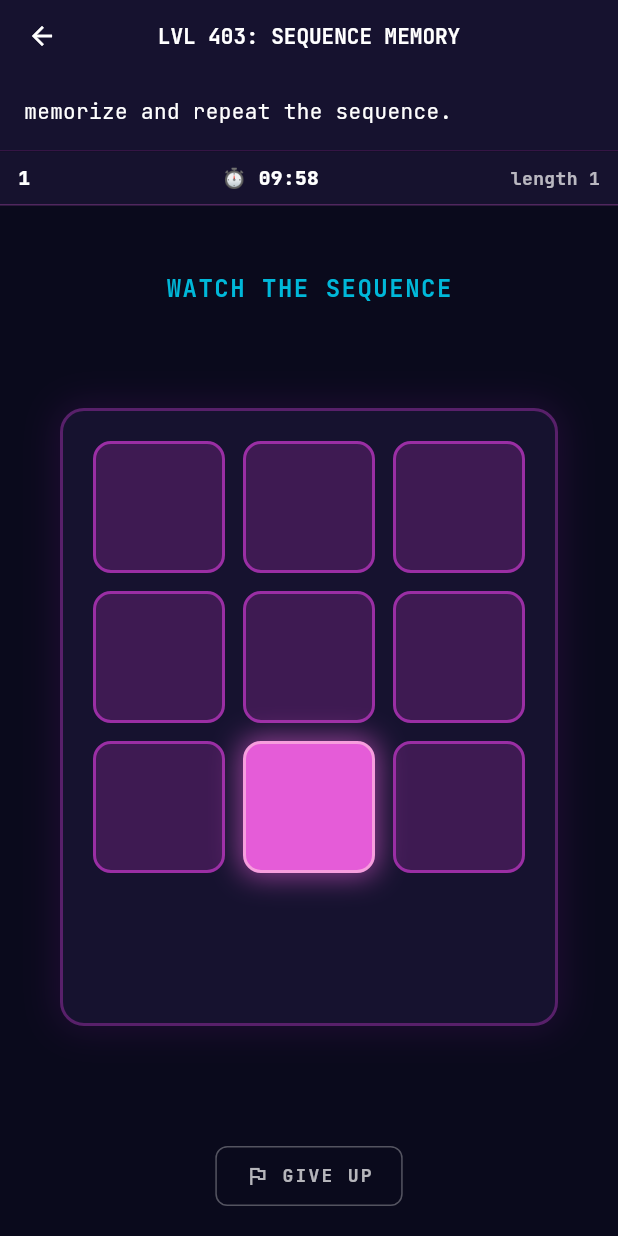
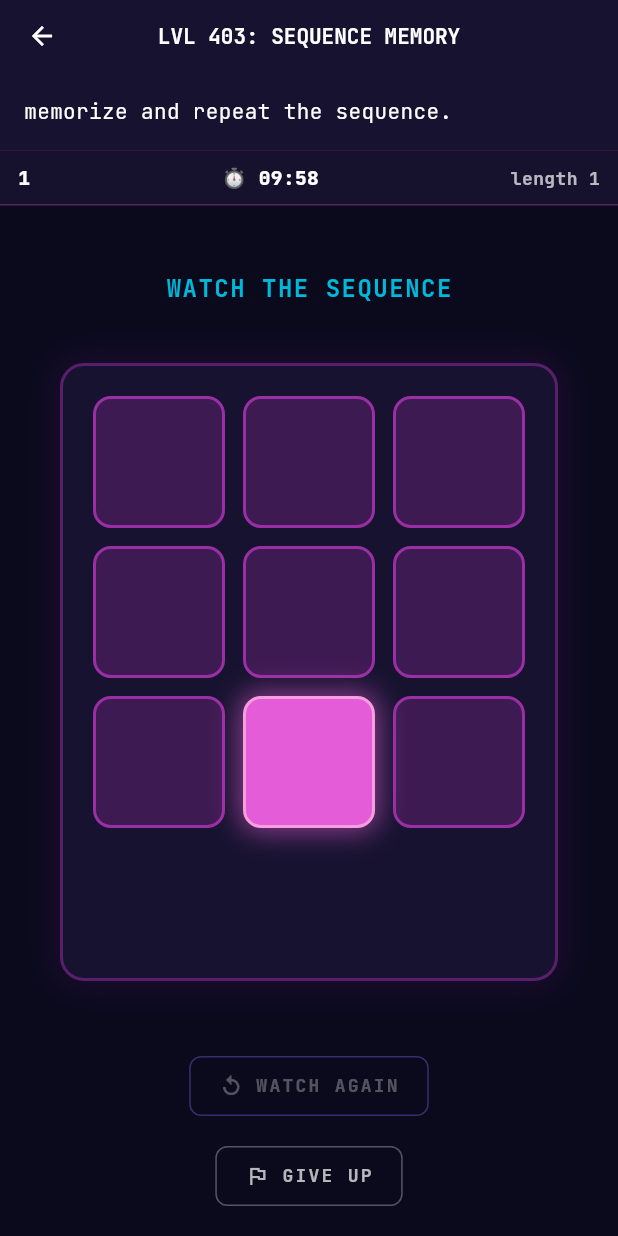
Before and after one commit to nunu-ai/apk-arena, a Flutter app: the screen it shows after launch, after a tap on "random level", on a phone screen of 412 x 824 dp. Run offline on Flutter 3.47's test engine with Material 3 defaults, Android fonts, the phone set to English and light mode, and no system bars; our stand-ins replace equatable, flutter_local_notifications, google_fonts, open_filex, shared_preferences.

Commit message:
feat: tighten level metrics and scoring
- drop numeric-array values in LevelOutcome so they can't overflow the completion card
- report compact scalar metrics for bingo and pixel perfect (pattern match) instead of per-stage arrays
- center the level title on the completion screen when it wraps
- add a "watch again" replay button to sequence memory, tracked via a replays_used metric
- make button alchemy scoring harder: smaller discovery budget and a steeper quadratic falloff past par

Co-authored-by: Cursor <cursoragent@cursor.com>

```diff
--- a/lib/models/level_outcome.dart
+++ b/lib/models/level_outcome.dart
@@ -47,6 +47,7 @@ class LevelOutcome {
     void addIfAllowed(String key, dynamic value) {
       if (sanitized.length >= maxAdditionalMetrics) return;
       if (_redundantTimeMetricKeys.contains(key)) return;
+      if (_isNumericArrayMetric(value)) return;
       sanitized[key] = value;
     }
 
@@ -63,4 +64,8 @@ class LevelOutcome {
 
     return sanitized;
   }
+
+  static bool _isNumericArrayMetric(dynamic value) {
+    return value is List && value.every((item) => item is num);
+  }
 }
--- a/lib/screens/level_completion_screen.dart
+++ b/lib/screens/level_completion_screen.dart
@@ -148,6 +148,7 @@ class LevelCompletionScreen extends StatelessWidget {
               const SizedBox(height: 16),
               Text(
                 'LVL ${levelNumber}: ${levelName.toUpperCase()}',
+                textAlign: TextAlign.center,
                 style: const TextStyle(
                   fontSize: 20,
                   color: NunuColors.textPrimary,
--- a/lib/widgets/levels/level_sequence_memory.dart
+++ b/lib/widgets/levels/level_sequence_memory.dart
@@ -27,6 +27,7 @@ class _LevelSequenceMemoryState extends State<LevelSequenceMemory>
   List<int> _sequence = [];
   int _currentInputIndex = 0;
   int _completedSequences = 0;
+  int _replaysUsed = 0;
   bool _isShowingSequence = true;
   bool _isComplete = false;
   bool _showingError = false;
@@ -42,10 +43,15 @@ class _LevelSequenceMemoryState extends State<LevelSequenceMemory>
   @override
   void initState() {
     super.initState();
-    widget.registerPartialScoreGetter(() => LevelOutcome(
-          score: (0.10 * _completedSequences).clamp(0.0, 1.0),
-          metrics: {'stages_completed': _completedSequences},
-        ));
+    widget.registerPartialScoreGetter(
+      () => LevelOutcome(
+        score: (0.10 * _completedSequences).clamp(0.0, 1.0),
+        metrics: {
+          'stages_completed': _completedSequences,
+          'replays_used': _replaysUsed,
+        },
+      ),
+    );
     _pulseController = AnimationController(
       duration: const Duration(milliseconds: 400),
       vsync: this,
@@ -101,6 +107,7 @@ class _LevelSequenceMemoryState extends State<LevelSequenceMemory>
     final metrics = <String, dynamic>{
       'stages_completed': _completedSequences,
       'reached_length': _completedSequences + 1,
+      'replays_used': _replaysUsed,
     };
     if (timedOut) {
       metrics['timed_out'] = true;
@@ -111,7 +118,11 @@ class _LevelSequenceMemoryState extends State<LevelSequenceMemory>
       LevelOutcome(
         score: score,
         metrics: metrics,
-        visibleMetricKeys: const ['stages_completed', 'reached_length'],
+        visibleMetricKeys: const [
+          'stages_completed',
+          'reached_length',
+          'replays_used',
+        ],
       ),
     );
   }
@@ -191,6 +202,17 @@ class _LevelSequenceMemoryState extends State<LevelSequenceMemory>
         _highlightedButton = -1;
       });
     }
+  }
+
+  void _replaySequence() {
+    if (_isShowingSequence || _isComplete || _showingError) return;
+    setState(() {
+      _replaysUsed++;
+      _currentInputIndex = 0;
+      _isShowingSequence = true;
+      _highlightedButton = -1;
+    });
+    _showSequence();
   }
 
   void _onButtonPressed(int index) {
@@ -275,9 +297,44 @@ class _LevelSequenceMemoryState extends State<LevelSequenceMemory>
             _buildStatusText(),
             Expanded(child: _buildButtonGrid()),
             const SizedBox(height: 16),
+            _buildWatchAgainButton(),
+            const SizedBox(height: 12),
             _buildGiveUpButton(),
             const SizedBox(height: 16),
           ],
+        ),
+      ),
+    );
+  }
+
+  Widget _buildWatchAgainButton() {
+    final canReplay = !_isShowingSequence && !_isComplete && !_showingError;
+    final foreground = canReplay
+        ? NunuColors.secondaryLight
+        : NunuColors.textSecondary.withValues(alpha: 0.3);
+    return TextButton.icon(
+      onPressed: canReplay ? _replaySequence : null,
+      icon: Icon(Icons.replay, size: 16, color: foreground),
+      label: Text(
+        'WATCH AGAIN',
+        style: TextStyle(
+          color: foreground,
+          fontWeight: FontWeight.bold,
+          letterSpacing: 1.5,
+          fontSize: 12,
+        ),
+      ),
+      style: TextButton.styleFrom(
+        padding: const EdgeInsets.symmetric(horizontal: 20, vertical: 8),
+        disabledForegroundColor: NunuColors.textSecondary.withValues(
+          alpha: 0.3,
+        ),
+        shape: RoundedRectangleBorder(
+          borderRadius: BorderRadius.circular(8),
+          side: BorderSide(
+            color: NunuColors.secondaryMain.withValues(alpha: 0.4),
+            width: 1,
+          ),
         ),
       ),
     );
```
Also changed, not shown: lib/widgets/levels/level_bingo.dart (+29 -10 lines), lib/widgets/levels/level_button_alchemy.dart (+20 -7 lines), lib/widgets/levels/level_pattern_match.dart (+10 -8 lines).
